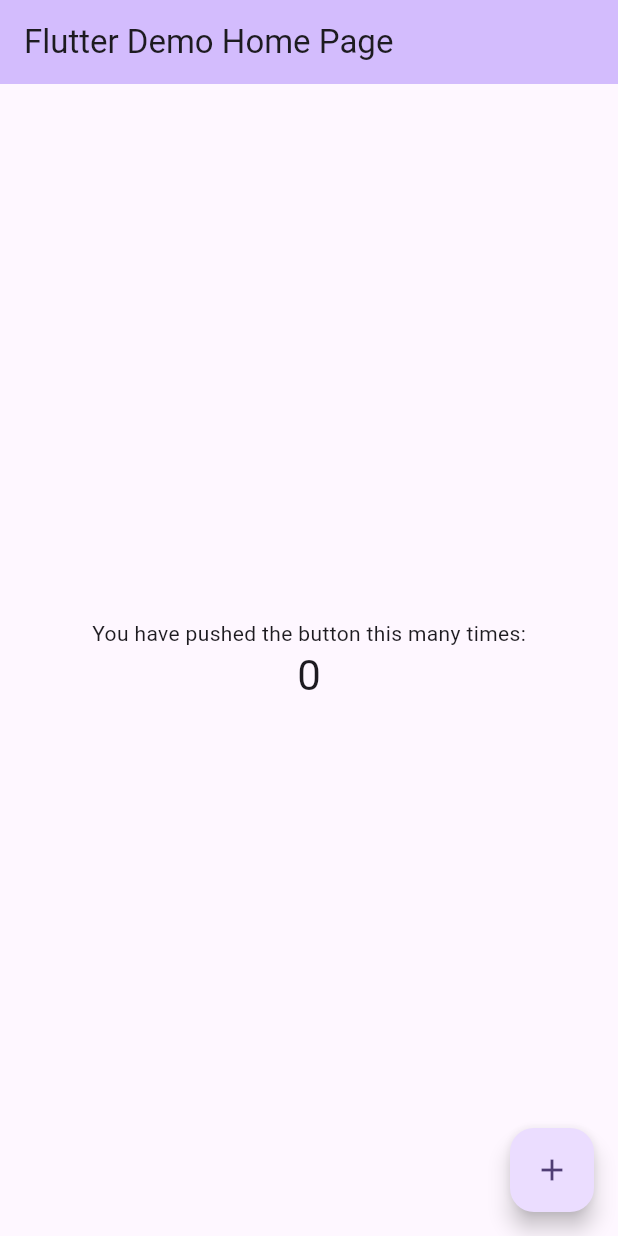
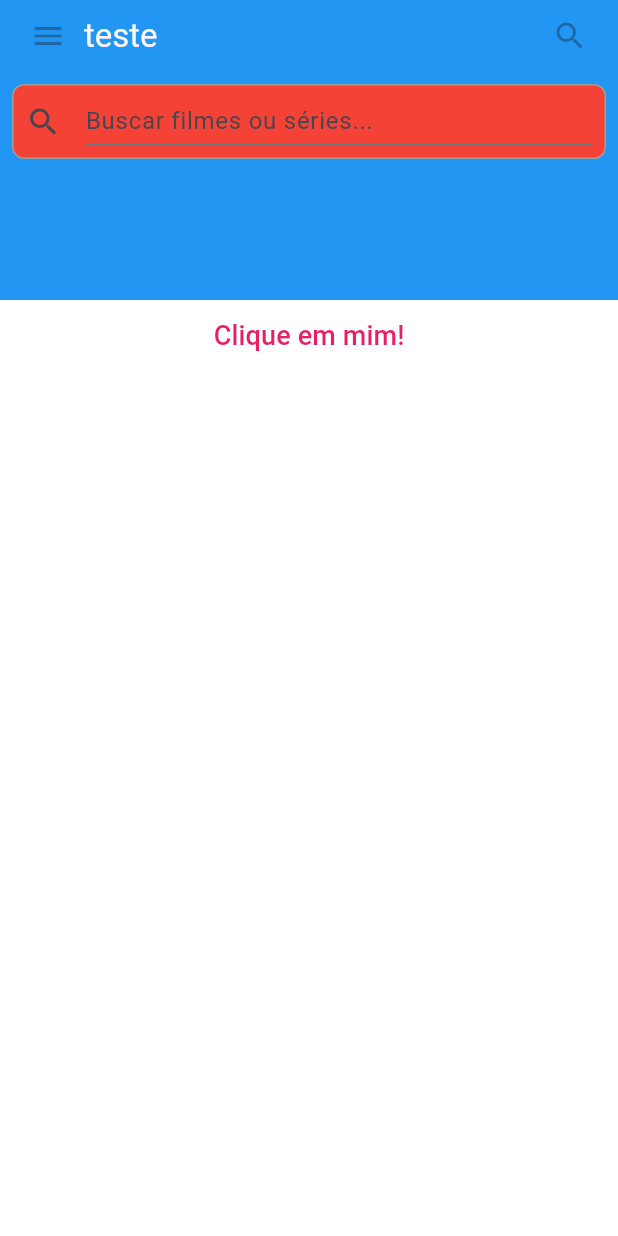
Before and after one commit to doda-s/aiyur-app, a Flutter app: the screen it shows after launch, on a phone screen of 412 x 824 dp. Run offline on Flutter 3.47's test engine with Material 3 defaults, Android fonts, the phone set to English and light mode, and no system bars.

Commit message:
feat: add home screen and searchbar

```diff
--- a/lib/main.dart
+++ b/lib/main.dart
@@ -1,122 +1,107 @@
+// import 'package:aiyurapp/widgets/search_bar.dart';
+import 'package:aiyurapp/widgets/search_bar.dart';
 import 'package:flutter/material.dart';
 
 void main() {
-  runApp(const MyApp());
+  runApp(
+    const MaterialApp(
+      title: 'My app', // used by the OS task switcher
+      home: SafeArea(child: Scaffold(body: PageContent())),
+    ),
+  );
 }
 
-class MyApp extends StatelessWidget {
-  const MyApp({super.key});
+class ClickableText extends StatefulWidget {
+  const ClickableText({super.key});
 
-  // This widget is the root of your application.
   @override
-  Widget build(BuildContext context) {
-    return MaterialApp(
-      title: 'Flutter Demo',
-      theme: ThemeData(
-        // This is the theme of your application.
-        //
-        // TRY THIS: Try running your application with "flutter run". You'll see
-        // the application has a purple toolbar. Then, without quitting the app,
-        // try changing the seedColor in the colorScheme below to Colors.green
-        // and then invoke "hot reload" (save your changes or press the "hot
-        // reload" button in a Flutter-supported IDE, or press "r" if you used
-        // the command line to start the app).
-        //
-        // Notice that the counter didn't reset back to zero; the application
-        // state is not lost during the reload. To reset the state, use hot
-        // restart instead.
-        //
-        // This works for code too, not just values: Most code changes can be
-        // tested with just a hot reload.
-        colorScheme: ColorScheme.fromSeed(seedColor: Colors.deepPurple),
-      ),
-      home: const MyHomePage(title: 'Flutter Demo Home Page'),
-    );
-  }
+  State<StatefulWidget> createState() => _ClickableTextState();
 }
 
-class MyHomePage extends StatefulWidget {
-  const MyHomePage({super.key, required this.title});
+class _ClickableTextState extends State<ClickableText> {
+  bool _clicked = false;
 
-  // This widget is the home page of your application. It is stateful, meaning
-  // that it has a State object (defined below) that contains fields that affect
-  // how it looks.
-
-  // This class is the configuration for the state. It holds the values (in this
-  // case the title) provided by the parent (in this case the App widget) and
-  // used by the build method of the State. Fields in a Widget subclass are
-  // always marked "final".
-
-  final String title;
-
-  @override
-  State<MyHomePage> createState() => _MyHomePageState();
-}
-
-class _MyHomePageState extends State<MyHomePage> {
-  int _counter = 0;
-
-  void _incrementCounter() {
+  void _toggleText() {
     setState(() {
-      // This call to setState tells the Flutter framework that something has
-      // changed in this State, which causes it to rerun the build method below
-      // so that the display can reflect the updated values. If we changed
-      // _counter without calling setState(), then the build method would not be
-      // called again, and so nothing would appear to happen.
-      _counter++;
+      _clicked = !_clicked; // alterna o valor
     });
   }
 
   @override
   Widget build(BuildContext context) {
-    // This method is rerun every time setState is called, for instance as done
-    // by the _incrementCounter method above.
-    //
-    // The Flutter framework has been optimized to make rerunning build methods
-    // fast, so that you can just rebuild anything that needs updating rather
-    // than having to individually change instances of widgets.
-    return Scaffold(
-      appBar: AppBar(
-        // TRY THIS: Try changing the color here to a specific color (to
-        // Colors.amber, perhaps?) and trigger a hot reload to see the AppBar
-        // change color while the other colors stay the same.
-        backgroundColor: Theme.of(context).colorScheme.inversePrimary,
-        // Here we take the value from the MyHomePage object that was created by
-        // the App.build method, and use it to set our appbar title.
-        title: Text(widget.title),
+    return TextButton(
+      onPressed: _toggleText,
+      child: Text(
+        _clicked ? 'Você clicou!' : 'Clique em mim!',
+        style: const TextStyle(fontSize: 18, color: Colors.pink),
       ),
-      body: Center(
-        // Center is a layout widget. It takes a single child and positions it
-        // in the middle of the parent.
-        child: Column(
-          // Column is also a layout widget. It takes a list of children and
-          // arranges them vertically. By default, it sizes itself to fit its
-          // children horizontally, and tries to be as tall as its parent.
-          //
-          // Column has various properties to control how it sizes itself and
-          // how it positions its children. Here we use mainAxisAlignment to
-          // center the children vertically; the main axis here is the vertical
-          // axis because Columns are vertical (the cross axis would be
-          // horizontal).
-          //
-          // TRY THIS: Invoke "debug painting" (choose the "Toggle Debug Paint"
-          // action in the IDE, or press "p" in the console), to see the
-          // wireframe for each widget.
-          mainAxisAlignment: MainAxisAlignment.center,
-          children: <Widget>[
-            const Text('You have pushed the button this many times:'),
-            Text(
-              '$_counter',
-              style: Theme.of(context).textTheme.headlineMedium,
-            ),
-          ],
-        ),
-      ),
-      floatingActionButton: FloatingActionButton(
-        onPressed: _incrementCounter,
-        tooltip: 'Increment',
-        child: const Icon(Icons.add),
-      ), // This trailing comma makes auto-formatting nicer for build methods.
     );
   }
 }
+
+class TopAppBar extends StatelessWidget {
+  const TopAppBar({required this.title, super.key});
+
+  final Widget title;
+
+  @override
+  Widget build(BuildContext context) {
+    return Container(
+      height: 200, // in logical pixels
+      padding: const EdgeInsets.symmetric(horizontal: 8),
+      decoration: BoxDecoration(color: Colors.blue[500]),
+      // Row is a horizontal, linear layout.
+      child: Column(
+        children: [
+          // Profile and AppIcon
+          Row(
+            children: [
+              const IconButton(
+                icon: Icon(Icons.menu),
+                tooltip: 'Navigation menu',
+                onPressed: null, // null disables the button
+              ),
+              // Expanded expands its child
+              // to fill the available space.
+              Expanded(child: title),
+              const IconButton(
+                icon: Icon(Icons.search),
+                tooltip: 'Search',
+                onPressed: null,
+              ),
+            ],
+          ),
+          const SizedBox(height: 8),
+          const SearchBarWidget(),
+        ],
+      ),
+    );
+  }
+}
+
+class PageContent extends StatelessWidget {
+  const PageContent({super.key});
+
+  @override
+  Widget build(BuildContext context) {
+    return Container(
+      color: Colors.white,
+      child: Column(
+        children: [
+          TopAppBar(
+            title: Text(
+              "teste",
+              style:
+                  Theme.of(context) //
+                      .primaryTextTheme
+                      .titleLarge,
+            ),
+          ),
+          Center(
+            child: ClickableText(),
+          ),
+        ],
+      ),
+    );
+  }
+}
--- /dev/null
+++ b/lib/widgets/search_bar.dart
@@ -0,0 +1,57 @@
+import 'package:flutter/material.dart';
+
+class SearchBarWidget extends StatefulWidget {
+  const SearchBarWidget({super.key});
+
+  @override
+  State<StatefulWidget> createState() => _SearchBarWidgetState();
+}
+
+class _SearchBarWidgetState extends State<SearchBarWidget> {
+  final TextEditingController _controller = TextEditingController();
+  String _searchText = '';
+
+  void _onSearchChanged(String value) {
+    setState(() {
+      _searchText = value;
+    });
+  }
+
+  @override
+  Widget build(BuildContext context) {
+    return Container(
+      padding: const EdgeInsets.all(8.0),
+      height: 50,
+      // color: Colors.red,
+      decoration: BoxDecoration(
+        color: Colors.red,
+        border: Border.all(color: Colors.grey, width: 1),
+        borderRadius: const BorderRadius.all(Radius.circular(8.0)),
+      ),
+      child: Row(
+        children: [
+          Expanded(
+            child: TextField(
+              controller: _controller,
+              onChanged: _onSearchChanged,
+              decoration: const InputDecoration(
+                icon: Icon(Icons.search),
+                hintText: 'Buscar filmes ou séries...',
+              ),
+            ),
+          ),
+          if (_searchText.isNotEmpty)
+            IconButton(
+              icon: const Icon(Icons.clear, color: Colors.grey),
+              onPressed: () {
+                setState(() {
+                  _controller.clear();
+                  _searchText = '';
+                });
+              },
+            ),
+        ],
+      ),
+    );
+  }
+}
```
